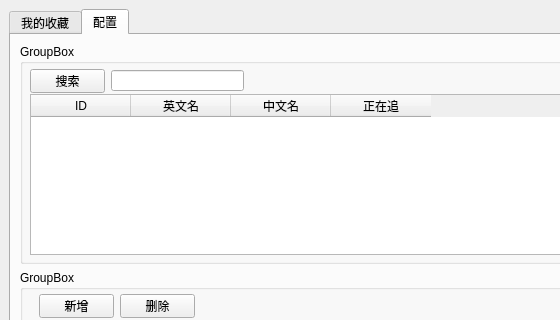
First picture: the form in ui_sprawl.ui, repository xuyuliang/sprawl, before the edit; both pictures show x 0 to 560 and y 0 to 320 of the 800 by 886 pixel window.
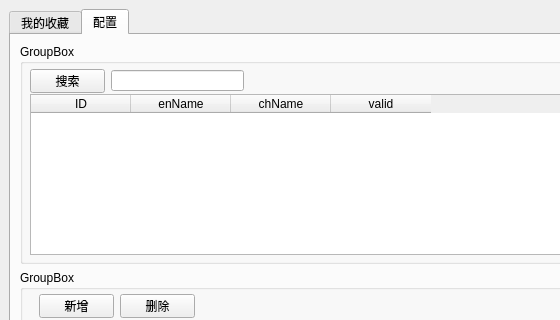
Second picture: the form after the edit.

Patch:
```diff
--- a/ui_sprawl.ui
+++ b/ui_sprawl.ui
@@ -107,17 +107,17 @@
            </column>
            <column>
             <property name="text">
-             <string>英文名</string>
+             <string>enName</string>
             </property>
            </column>
            <column>
             <property name="text">
-             <string>中文名</string>
+             <string>chName</string>
             </property>
            </column>
            <column>
             <property name="text">
-             <string>正在追</string>
+             <string>valid</string>
             </property>
            </column>
           </widget>
```
